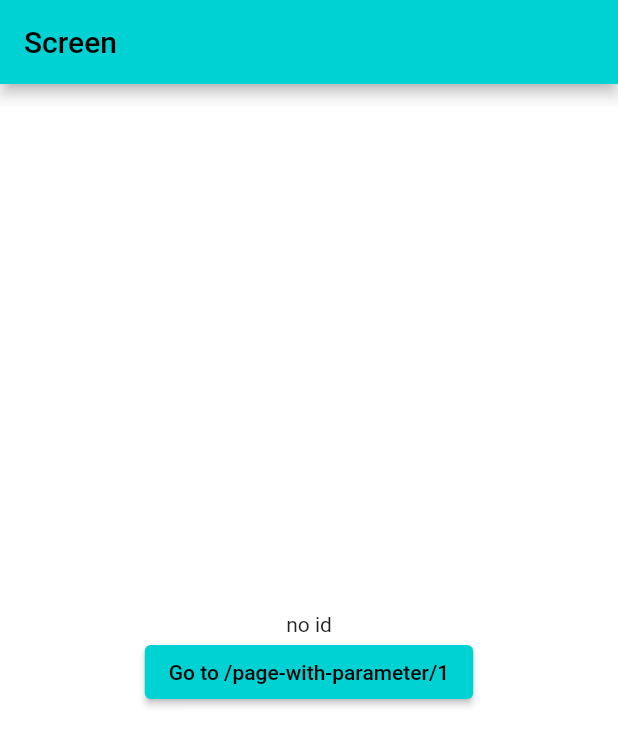
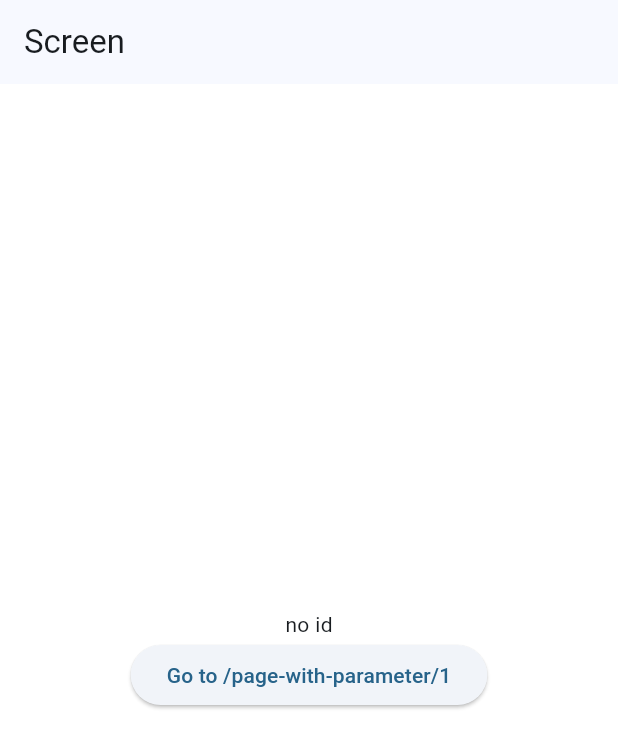
Before and after one commit to CreevekCZ/creevek_flutter_sandbox, a Flutter app: the screen it shows after launch, on a phone screen of 412 x 824 dp. Shown: the top 748 px of the screen. Run offline on Flutter 3.47's test engine with Material 2 defaults, Android fonts, the phone set to English and light mode, and no system bars; our stand-ins replace go_router, hive_flutter, hooks_riverpod, package_info_plus, sentry_flutter; missing offline and left inert: api_com, palestine_console; accounts and stored records are empty.

Commit message:
feat: Added unfocuser widget and updated app.dart which now uses material 3

```diff
--- a/__brick__/lib/core/app.dart
+++ b/__brick__/lib/core/app.dart
@@ -1,12 +1,10 @@
 import 'package:flutter/material.dart';
 import 'package:hooks_riverpod/hooks_riverpod.dart';
-
-import 'const.dart';
+import 'providers/scaffold_messager_key_provider.dart';
 import 'routing/router_provider.dart';
-import 'providers/scaffold_messager_key_provider.dart';
 
 class App extends ConsumerWidget {
-  const App({Key? key}) : super(key: key);
+  const App({super.key});
 
   @override
   Widget build(BuildContext context, WidgetRef ref) {
@@ -14,32 +12,15 @@ class App extends ConsumerWidget {
 
     return MaterialApp.router(
       title: '{{appName}}',
-      debugShowCheckedModeBanner: false,
       scaffoldMessengerKey: ref.read(scaffoldMessengerKeyProvider),
       routeInformationParser: router.routeInformationParser,
       routeInformationProvider: router.routeInformationProvider,
       routerDelegate: router.routerDelegate,
       theme: ThemeData(
-        primarySwatch: MaterialColor(0xFF00D1D2, color),
-        primaryColor: Const.primary,
+        useMaterial3: true,
+        colorSchemeSeed: Colors.lightBlue,
         scaffoldBackgroundColor: Colors.white,
-        inputDecorationTheme: const InputDecorationTheme(
-          labelStyle: TextStyle(fontSize: 18),
-        ),
       ),
     );
   }
-
-  Map<int, Color> get color => {
-        50: Colors.grey.shade900,
-        100: Colors.grey.shade900,
-        200: Colors.grey.shade900,
-        300: Colors.grey.shade900,
-        400: Colors.grey.shade900,
-        500: Colors.grey.shade900,
-        600: Colors.grey.shade900,
-        700: Colors.grey.shade900,
-        800: Colors.grey.shade900,
-        900: Colors.grey.shade900,
-      };
 }
--- a/__brick__/pubspec.yaml
+++ b/__brick__/pubspec.yaml
@@ -31,7 +31,6 @@ dependencies:
   palestine_console: ^0.0.10
   path_provider: ^2.0.15
   sentry_flutter: ^7.6.2
-  unfocus_widget: ^0.0.4
   uuid: ^3.0.7
 
 
```
Also changed, not shown: __brick__/analysis_options.yaml (+5 -21 lines), __brick__/lib/core/widgets/unfocuser.dart (added, +18 -0 lines).
